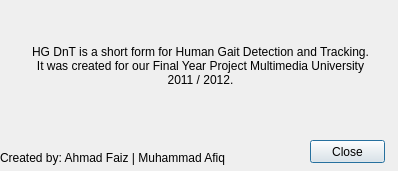
This is forms/about.ui in faizshukri/humantracking as Qt 5 draws it before an edit. The edited form follows.
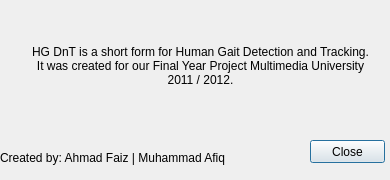
This is the edited form.

Diff of the .ui file:
```diff
--- a/forms/about.ui
+++ b/forms/about.ui
@@ -6,8 +6,8 @@
    <rect>
     <x>0</x>
     <y>0</y>
-    <width>398</width>
-    <height>171</height>
+    <width>390</width>
+    <height>180</height>
    </rect>
   </property>
   <property name="sizePolicy">
```
